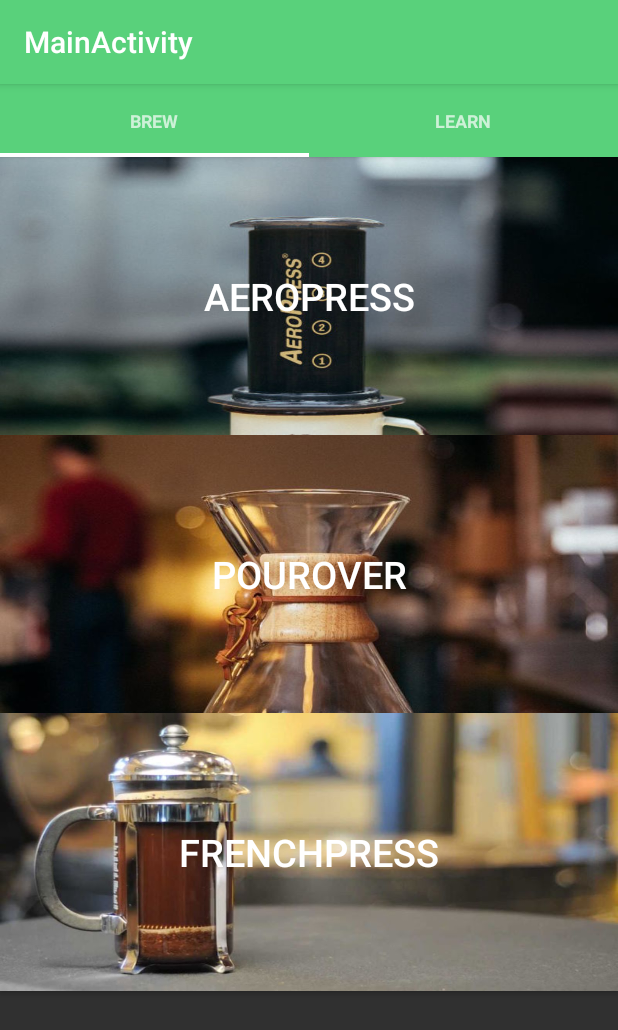
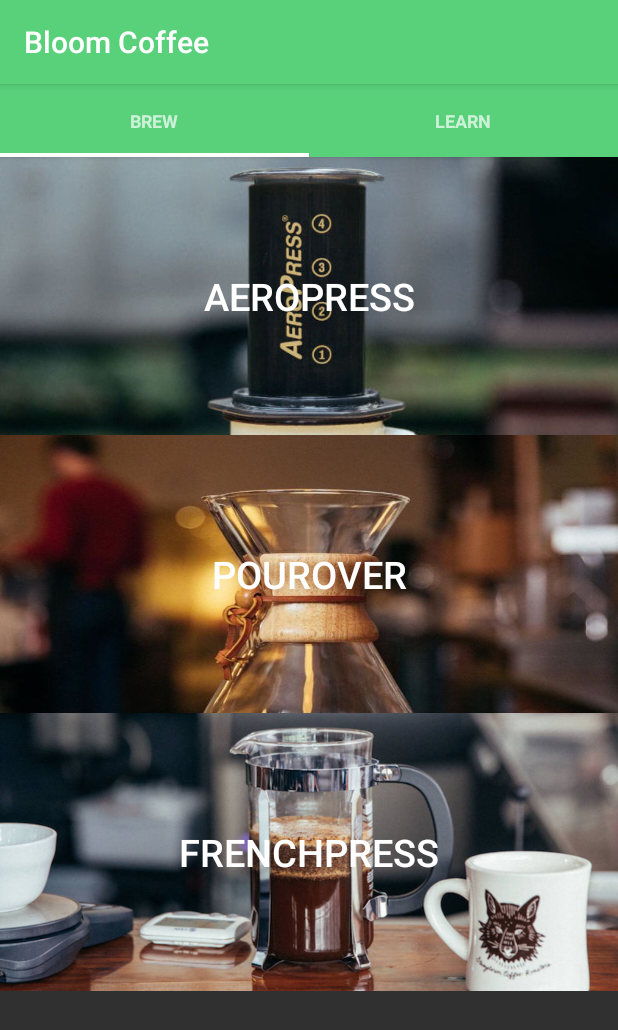
Before and after one commit to johnStauffer/coffee-brew-timer-app, an Android app: the screen it shows after launch (MainActivity), on a phone screen of 412 x 824 dp. Shown: the top 1030 px of the screen. Run offline under Robolectric (Android 15) with nearby library versions, the light colour scheme and no system bars.

Commit message:
Pictures and activity title

```diff
--- a/app/src/main/AndroidManifest.xml
+++ b/app/src/main/AndroidManifest.xml
@@ -21,7 +21,8 @@
         <activity
             android:name=".ui.MainActivity"
             android:label="@string/title_activity_main"
-            android:theme="@style/AppTheme" />
+            android:theme="@style/AppTheme"
+            android:screenOrientation="portrait"/>
         <activity android:name=".ui.Brew" />
         <activity android:name=".ui.AeropressBrewActivity"></activity>
     </application>
--- a/app/src/main/res/layout/brew_tab.xml
+++ b/app/src/main/res/layout/brew_tab.xml
@@ -3,6 +3,7 @@
     android:layout_width="match_parent"
     android:layout_height="match_parent"
     android:orientation="vertical">
+
     <Button
         android:layout_width="match_parent"
         android:layout_height="185dp"
@@ -11,6 +12,7 @@
         android:text="Aeropress"
         android:textSize="25dp"
         android:background="@drawable/aeropress"/>
+
     <Button
         android:layout_width="match_parent"
         android:layout_height="185dp"
@@ -18,11 +20,12 @@
         android:text="Pourover"
         android:textSize="25dp"
         android:background="@drawable/chemex"/>
+
     <Button
         android:layout_width="match_parent"
         android:layout_height="185dp"
         android:id="@+id/frenchPressBtn"
         android:text="FrenchPress"
         android:textSize="25dp"
-        android:background="@drawable/french_press"/>
+        android:background="@drawable/french_press1"/>
 </LinearLayout>
--- a/app/src/main/res/values/strings.xml
+++ b/app/src/main/res/values/strings.xml
@@ -1,4 +1,4 @@
 <resources>
     <string name="app_name">Bloom Coffee Assistant</string>
-    <string name="title_activity_main">MainActivity</string>
+    <string name="title_activity_main">Bloom Coffee</string>
 </resources>
--- a/build.gradle
+++ b/build.gradle
@@ -5,7 +5,7 @@
         jcenter()
     }
     dependencies {
-        classpath 'com.android.tools.build:gradle:2.2.0'
+        classpath 'com.android.tools.build:gradle:2.2.2'
         // NOTE: Do not place your application dependencies here; they belong
         // in the individual module build.gradle files
     }
```
Also changed, not shown: app/src/main/res/drawable/aeropress.jpg, app/src/main/res/drawable/french_press1.png (added).
